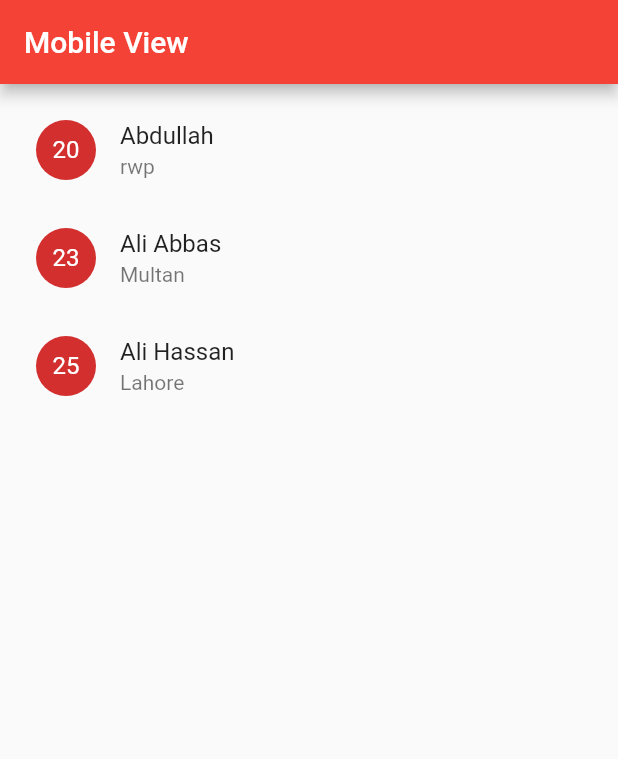
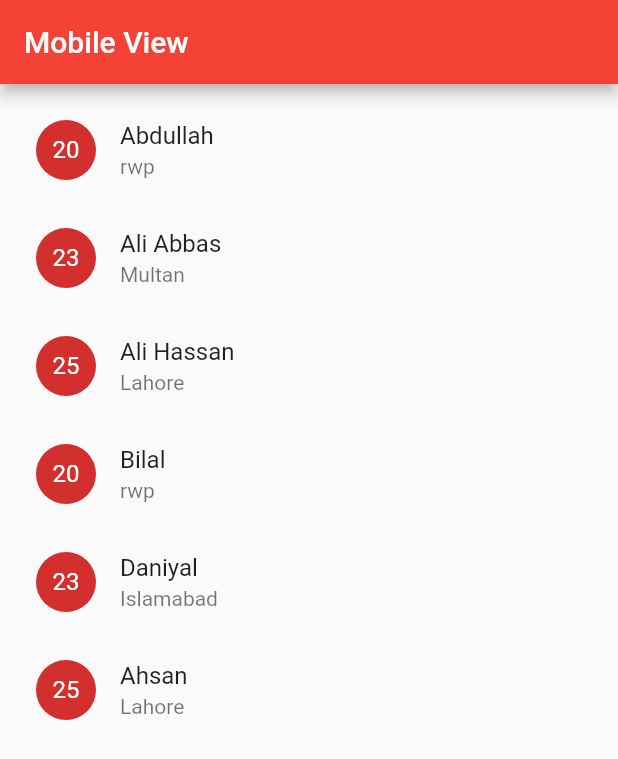
Before and after one commit to Abdullah6445/CHI-TASKS, a Flutter app: the screen it shows after launch, on a phone screen of 412 x 824 dp. Shown: the top 759 px of the screen. Run offline on Flutter 3.47's test engine with Material 3 defaults, Android fonts, the phone set to English and light mode, and no system bars; our stand-ins replace stacked.

Commit message:
little updates

```diff
--- a/lib/chi_task/chi_task_vm.dart
+++ b/lib/chi_task/chi_task_vm.dart
@@ -5,6 +5,9 @@ class ChiTaskVM extends BaseViewModel {
     DataModel(name: "Abdullah", age: "20", city: "rwp"),
     DataModel(name: "Ali Abbas", age: "23", city: "Multan"),
     DataModel(name: "Ali Hassan", age: "25", city: "Lahore"),
+    DataModel(name: "Bilal", age: "20", city: "rwp"),
+    DataModel(name: "Daniyal", age: "23", city: "Islamabad"),
+    DataModel(name: "Ahsan", age: "25", city: "Lahore"),
   ];
 }
 
--- a/lib/chi_task/components/mobile_view.dart
+++ b/lib/chi_task/components/mobile_view.dart
@@ -10,9 +10,7 @@ class MobileViewWidget extends StatelessWidget {
   });
 
   @override
-  Widget build(
-    BuildContext context,
-  ) {
+  Widget build(BuildContext context) {
     return Scaffold(
       appBar: AppBar(
         title: const Text("Mobile View"),
```
